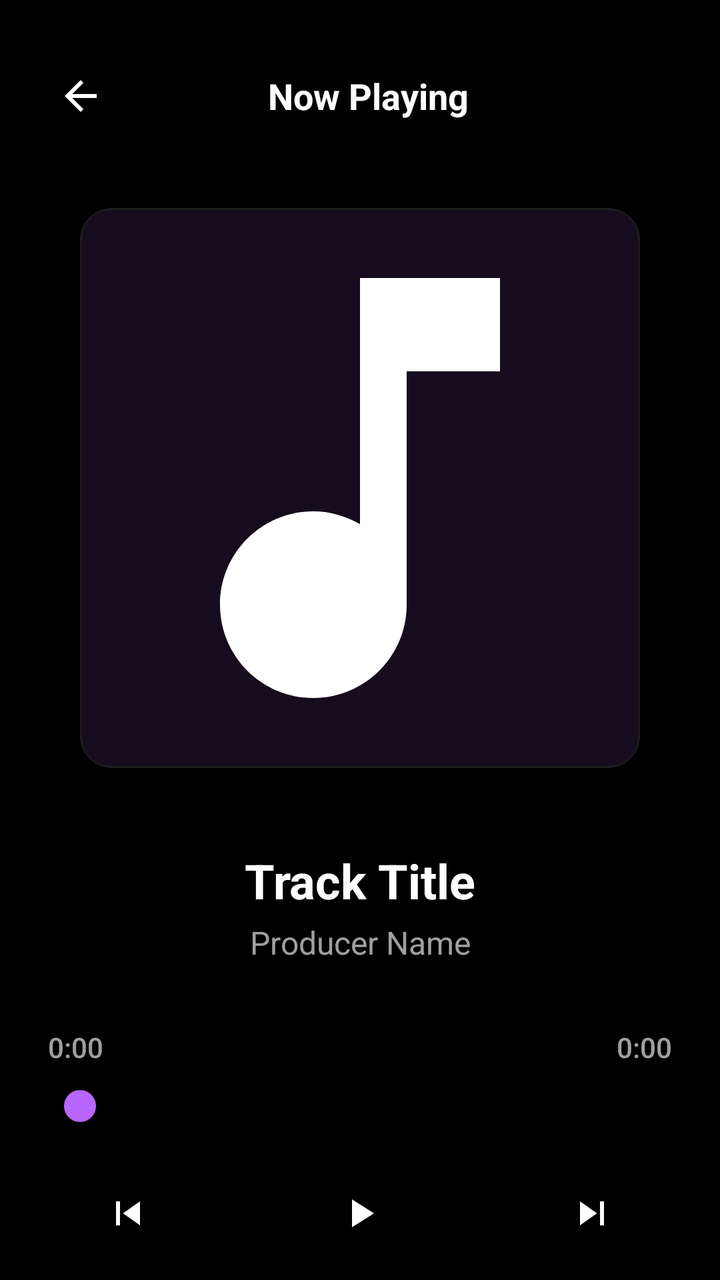
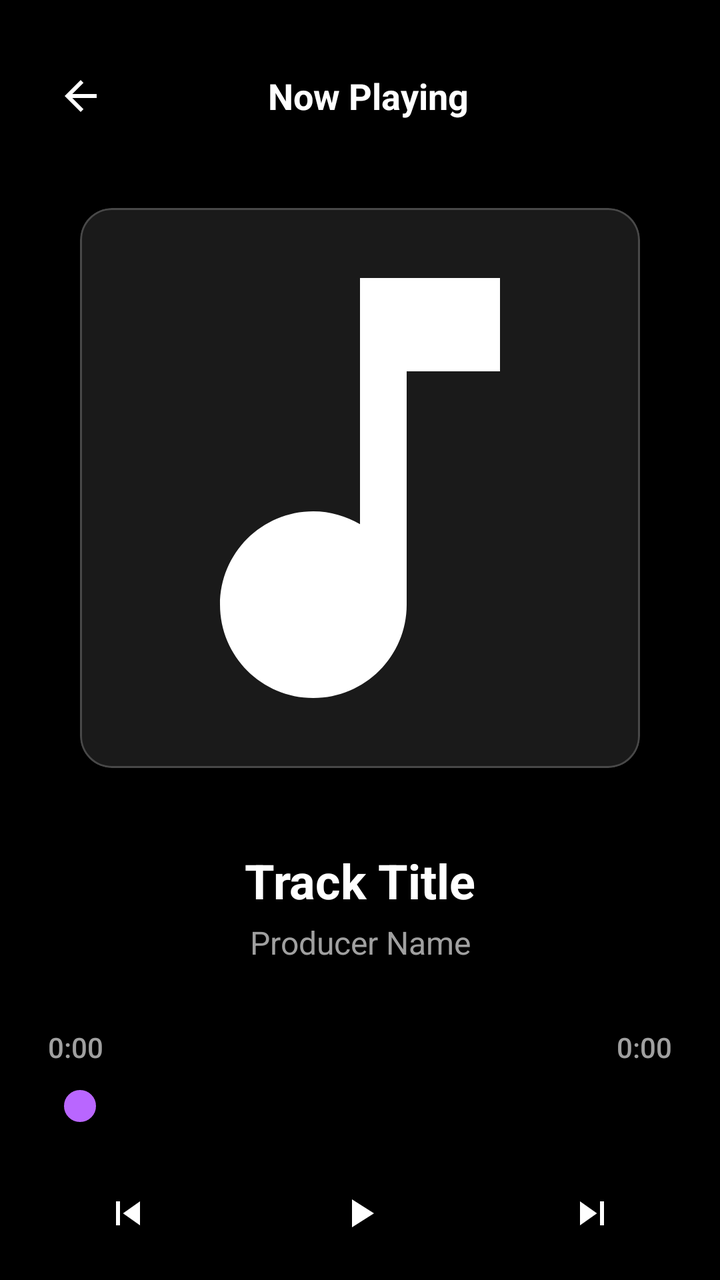

The first picture is an Android layout as it rendered before a commit; the second is the same layout after the commit. The layout source and the unified diff follow.
<!-- AndroidManifest.xml: activity theme Theme.BeatHouse.Dark -->
<!-- res/layout/activity_player.xml -->
<?xml version="1.0" encoding="utf-8"?>
<LinearLayout xmlns:android="http://schemas.android.com/apk/res/android"
    xmlns:app="http://schemas.android.com/apk/res-auto"
    android:layout_width="match_parent"
    android:layout_height="match_parent"
    android:orientation="vertical"
    android:background="@color/surface"
    android:padding="24dp">

    
    <LinearLayout
        android:layout_width="match_parent"
        android:layout_height="wrap_content"
        android:orientation="horizontal"
        android:gravity="center_vertical"
        android:layout_marginBottom="32dp"
        android:layout_marginStart="-16dp"
        android:layout_marginEnd="-16dp">

        <ImageButton
            android:id="@+id/btnClose"
            android:layout_width="48dp"
            android:layout_height="48dp"
            android:layout_gravity="start"
            android:layout_marginStart="8dp"
            android:layout_marginLeft="10dp"
            android:background="?attr/selectableItemBackgroundBorderless"
            android:contentDescription="Close"
            android:tint="?attr/colorOnSurface"
            app:srcCompat="@drawable/ic_arrow_back" />

        <TextView
            android:layout_width="0dp"
            android:layout_height="wrap_content"
            android:layout_weight="1"
            android:text="Now Playing"
            android:textSize="18sp"
            android:textStyle="bold"
            android:textColor="?attr/colorOnSurface"
            android:gravity="center" />

        <View
            android:layout_width="48dp"
            android:layout_height="48dp" />

    </LinearLayout>

    
    <com.google.android.material.card.MaterialCardView
        android:layout_width="280dp"
        android:layout_height="280dp"
        android:layout_gravity="center"
        android:layout_marginBottom="40dp"
        app:cardCornerRadius="16dp"
        app:cardElevation="8dp"
        app:cardBackgroundColor="@color/surface_variant">

        <ImageView
            android:id="@+id/ivCover"
            android:layout_width="match_parent"
            android:layout_height="match_parent"
            android:scaleType="centerCrop"
            android:src="@drawable/ic_music_note"
            android:contentDescription="Track cover" />

    </com.google.android.material.card.MaterialCardView>

    
    <LinearLayout
        android:layout_width="match_parent"
        android:layout_height="wrap_content"
        android:orientation="vertical"
        android:gravity="center"
        android:layout_marginBottom="32dp">

        <TextView
            android:id="@+id/tvTitle"
            android:layout_width="match_parent"
            android:layout_height="wrap_content"
            android:text="Track Title"
            android:textSize="24sp"
            android:textStyle="bold"
            android:textColor="?attr/colorOnSurface"
            android:gravity="center"
            android:maxLines="1"
            android:ellipsize="end"
            app:autoSizeTextType="uniform"
            app:autoSizeMinTextSize="16sp"
            app:autoSizeMaxTextSize="24sp"
            app:autoSizeStepGranularity="1sp" />

        <TextView
            android:id="@+id/tvProducer"
            android:layout_width="match_parent"
            android:layout_height="wrap_content"
            android:text="Producer Name"
            android:textSize="16sp"
            android:textColor="?attr/colorOnSurfaceVariant"
            android:gravity="center"
            android:layout_marginTop="4dp"
            android:maxLines="1"
            android:ellipsize="end" />

    </LinearLayout>

    
    <LinearLayout
        android:layout_width="match_parent"
        android:layout_height="wrap_content"
        android:orientation="vertical"
        android:layout_marginBottom="32dp">

        
        <LinearLayout
            android:layout_width="match_parent"
            android:layout_height="wrap_content"
            android:orientation="horizontal"
            android:gravity="center_vertical"
            android:layout_marginBottom="8dp">

            <TextView
                android:id="@+id/tvCurrentTime"
                android:layout_width="0dp"
                android:layout_weight="1"
                android:layout_height="wrap_content"
                android:text="0:00"
                android:textSize="14sp"
                android:textColor="?attr/colorOnSurfaceVariant"
                android:fontFamily="sans-serif-medium" />

            <TextView
                android:id="@+id/tvTotalTime"
                android:layout_width="0dp"
                android:layout_weight="1"
                android:layout_height="wrap_content"
                android:text="0:00"
                android:textSize="14sp"
                android:textColor="?attr/colorOnSurfaceVariant"
                android:gravity="end"
                android:fontFamily="sans-serif-medium" />

        </LinearLayout>

        
        <SeekBar
            android:id="@+id/seekBar"
            android:layout_width="match_parent"
            android:layout_height="24dp"
            android:progress="0"
            android:max="100"
            android:progressBackgroundTint="@color/surface_variant"
            android:progressTint="@color/primary"
            android:thumb="@drawable/seekbar_thumb"
            android:thumbTint="@color/primary" />

    </LinearLayout>

    
    <LinearLayout
        android:layout_width="match_parent"
        android:layout_height="wrap_content"
        android:orientation="horizontal"
        android:gravity="center">

        <ImageButton
            android:id="@+id/btnPrevious"
            android:layout_width="56dp"
            android:layout_height="56dp"
            android:background="?attr/selectableItemBackgroundBorderless"
            app:srcCompat="@drawable/ic_skip_previous"
            android:tint="?attr/colorOnSurface"
            android:contentDescription="Previous track"
            android:layout_marginEnd="32dp" />

        <ImageButton
            android:id="@+id/btnPlay"
            android:layout_width="80dp"
            android:layout_height="80dp"
            android:background="?attr/selectableItemBackgroundBorderless"
            app:srcCompat="@drawable/ic_play_arrow"
            android:tint="?attr/colorOnSurface"
            android:contentDescription="Play/Pause"
            android:layout_marginHorizontal="16dp" />

        <ImageButton
            android:id="@+id/btnNext"
            android:layout_width="56dp"
            android:layout_height="56dp"
            android:background="?attr/selectableItemBackgroundBorderless"
            app:srcCompat="@drawable/ic_skip_next"
            android:tint="?attr/colorOnSurface"
            android:contentDescription="Next track"
            android:layout_marginStart="32dp" />

    </LinearLayout>

</LinearLayout>
<!-- resources referenced by this layout -->
<resources>
  <color name="primary">#B966FF</color>
  <color name="surface">#000000</color>
  <color name="surface_variant">#000000</color>
  <!-- drawable ic_arrow_back (drawable) -->
  <vector xmlns:android="http://schemas.android.com/apk/res/android"
      android:width="24dp"
      android:height="24dp"
      android:viewportWidth="24"
      android:viewportHeight="24">
      <path
          android:fillColor="#FFFFFF"
          android:pathData="M20,11H7.83l5.59,-5.59L12,4l-8,8 8,8 1.41,-1.41L7.83,13H20v-2z"/>
  </vector>
  <!-- drawable ic_music_note (drawable) -->
  <vector xmlns:android="http://schemas.android.com/apk/res/android"
      android:width="24dp"
      android:height="24dp"
      android:viewportWidth="24"
      android:viewportHeight="24"
      android:tint="?attr/colorOnSurface">
      <path
          android:fillColor="@android:color/white"
          android:pathData="M12,3v10.55c-0.59,-0.34 -1.27,-0.55 -2,-0.55 -2.21,0 -4,1.79 -4,4s1.79,4 4,4 4,-1.79 4,-4V7h4V3h-6z"/>
  </vector>
  <!-- drawable ic_play_arrow (drawable) -->
  <?xml version="1.0" encoding="utf-8"?>
  <vector xmlns:android="http://schemas.android.com/apk/res/android"
      android:width="24dp"
      android:height="24dp"
      android:viewportWidth="24"
      android:viewportHeight="24"
      android:tint="?attr/colorOnSurface">
      <path
          android:fillColor="@android:color/white"
          android:pathData="M8,5v14l11,-7z"/>
  </vector>
  <!-- drawable ic_skip_next (drawable) -->
  <?xml version="1.0" encoding="utf-8"?>
  <vector xmlns:android="http://schemas.android.com/apk/res/android"
      android:width="24dp"
      android:height="24dp"
      android:viewportWidth="24"
      android:viewportHeight="24">
      <path
          android:fillColor="#FFFFFF"
          android:pathData="M6,18l8.5,-6L6,6v12zM16,6v12h2V6h-2z"/>
  </vector>
  <!-- drawable ic_skip_previous (drawable) -->
  <?xml version="1.0" encoding="utf-8"?>
  <vector xmlns:android="http://schemas.android.com/apk/res/android"
      android:width="24dp"
      android:height="24dp"
      android:viewportWidth="24"
      android:viewportHeight="24">
      <path
          android:fillColor="#FFFFFF"
          android:pathData="M6,6h2v12H6V6zM9.5,12l8.5,6V6l-8.5,6z"/>
  </vector>
  <!-- drawable seekbar_thumb (drawable) -->
  <?xml version="1.0" encoding="utf-8"?>
  <shape xmlns:android="http://schemas.android.com/apk/res/android"
      android:shape="oval">
      <solid android:color="@color/primary" />
      <size
          android:width="16dp"
          android:height="16dp" />
      <stroke
          android:width="2dp"
          android:color="@color/white" />
  </shape>
  <style name="Theme.BeatHouse.Dark" parent="Theme.BeatHouse">
          <item name="colorSurface">@color/surface</item>
          <item name="android:windowBackground">@color/background</item>
      </style>
  <color name="white">#FFFFFFFF</color>
  <color name="background">#000000</color>
  <color name="primary_container">#1A0033</color>
  <color name="on_primary">#FFFFFF</color>
  <color name="secondary">#8E8E93</color>
  <color name="secondary_container">#151517</color>
  <color name="on_secondary">#FFFFFF</color>
  <color name="error">#FF453A</color>
  <color name="error_container">#330000</color>
  <color name="on_surface">#FFFFFF</color>
  <color name="on_surface_variant">#A0A0A0</color>
  <color name="outline">#1C1C1E</color>
  <style name="Widget.BeatHouse.Card" parent="Widget.Material3.CardView.Elevated">
          <item name="cardCornerRadius">18dp</item>
          <item name="cardElevation">0dp</item>
          <item name="strokeColor">@color/outline</item>
          <item name="strokeWidth">1dp</item>
          <item name="cardBackgroundColor">@color/surface_container</item>
      </style>
  <style name="Widget.BeatHouse.AppBarLayout" parent="Widget.Material3.AppBarLayout">
          <item name="android:background">@color/surface</item>
          <item name="backgroundTint">@color/surface</item>
      </style>
  <color name="surface_container">#0A0A0A</color>
  <!-- unchanged entries left out for length: 5 -->
</resources>

<!-- the commit's change to res/layout/activity_player.xml (unified diff, before → after) -->
@@ -4,7 +4,7 @@
     android:layout_width="match_parent"
     android:layout_height="match_parent"
     android:orientation="vertical"
-    android:background="@color/surface"
+    android:background="@color/background"
     android:padding="24dp">
 
     
@@ -52,8 +52,10 @@
         android:layout_gravity="center"
         android:layout_marginBottom="40dp"
         app:cardCornerRadius="16dp"
-        app:cardElevation="8dp"
-        app:cardBackgroundColor="@color/surface_variant">
+        app:cardElevation="16dp"
+        app:cardBackgroundColor="#1AFFFFFF"
+        app:strokeColor="#33FFFFFF"
+        app:strokeWidth="1dp">
 
         <ImageView
             android:id="@+id/ivCover"
